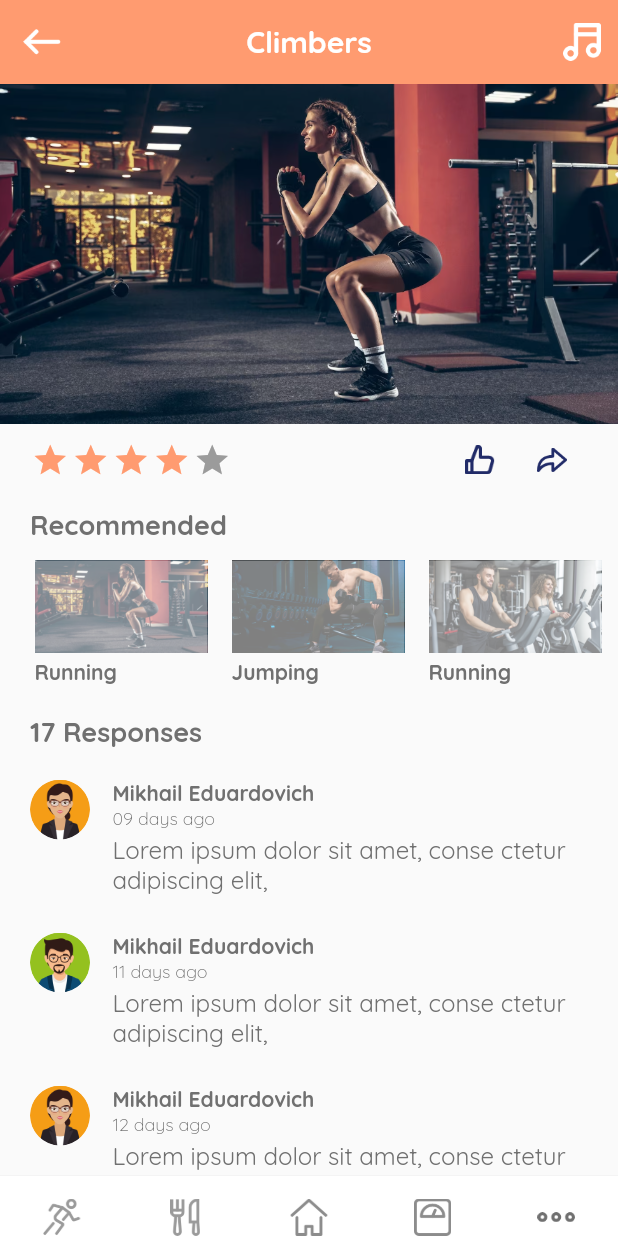
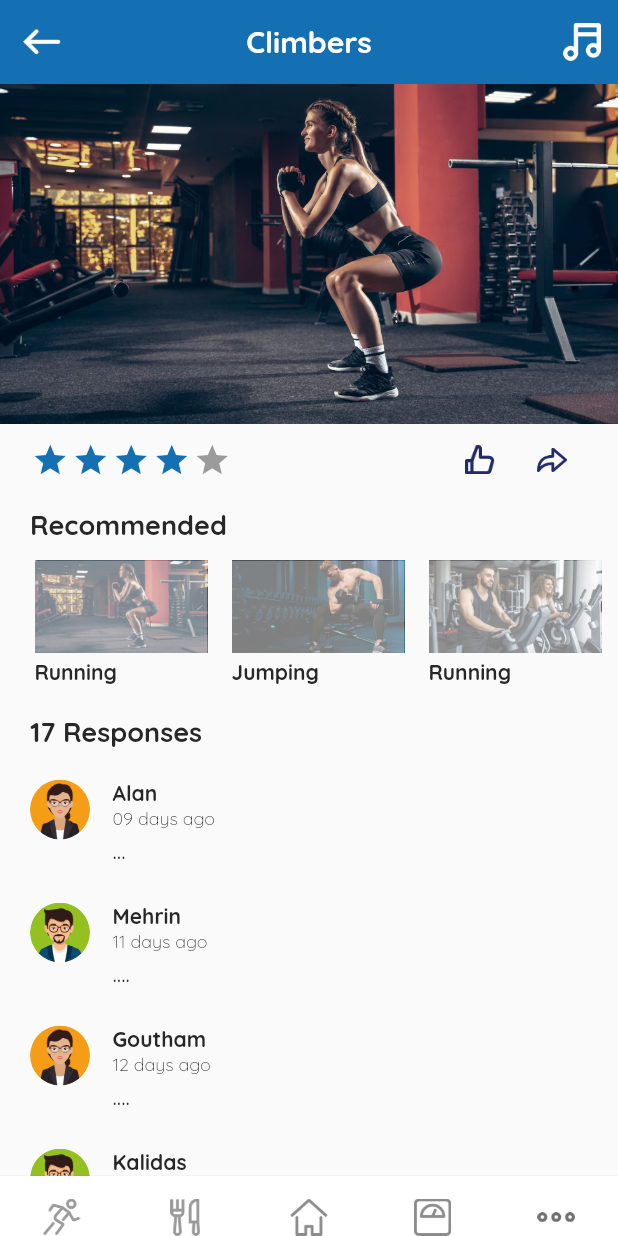
Before and after one commit to Kali-05/fit.ly, a Flutter app: the WorkoutDetailView screen opened directly, on a phone screen of 412 x 824 dp. Run offline on Flutter 3.47's test engine with Material 3 defaults, Android fonts, the phone set to English and light mode, and no system bars; drawn by our look-alikes of flutter_rating_bar; our stand-ins replace carousel_slider, cloud_firestore, dash_chat_2, firebase_auth, firebase_core, flutter_calendar_carousel and 3 more; accounts and stored records are empty.

Commit message:
alan changed  ui

```diff
--- /dev/null
+++ b/devtools_options.yaml
@@ -0,0 +1 @@
+extensions:
--- a/lib/common/color_extension.dart
+++ b/lib/common/color_extension.dart
@@ -2,14 +2,14 @@
 import 'package:flutter/material.dart';
 
 class TColor {
-  static  Color get primary => const Color(0xffFF9B70);
+  static  Color get primary => Color.fromARGB(255, 20, 112, 178);
 
   static Color get primaryText => const Color(0xff221E3A);
-  static Color get secondaryText => const Color(0xff707070);
-  static Color get green=> const Color(0xff77E517);
+  static Color get secondaryText => Color.fromARGB(255, 39, 39, 39);
+  static Color get green=> Color.fromARGB(255, 33, 64, 6);
 
   static Color get white => Colors.white;
-  static Color get gray => const Color(0xff8C8C8C);
-  static Color get divider => const Color(0xffE1E1E1);
+  static Color get gray => Color.fromARGB(255, 57, 57, 57);
+  static Color get divider => Color.fromARGB(255, 94, 94, 94);
 
 }
--- a/lib/view/tips/tips_details_view.dart
+++ b/lib/view/tips/tips_details_view.dart
@@ -77,8 +77,7 @@ class _TipsDetailViewState extends State<TipsDetailView> {
             Padding(
               padding: const EdgeInsets.symmetric(horizontal: 20),
               child: Text(
-                "Lore ipsum dolor sit amet, consectetur adipisicing elit, sed do eiusmod tempor incididunt ut labore et dolore magna aliqua.\n Ut enim ad minim veniam, quis nostrud exercitation ullamco laboris nisi ut aliquip ex ea commodo consequat. Duis aute irure dolor in reprehenderit in voluptate velit esse cillum dolore eu fugiat nulla pariatur. Excepteur sint occaecat cupidatat non proident, sunt in culpa qui officia deserunt mollit anim id est laborum.m ipsum dolor sit amet, consectetur adipiscing elit, sed do eiusmod tempor incididunt ut labore et dolore magna aliqua. Eget lorem dolor sed viverra ipsum nunc aliquet. Hendrerit ",
-                style: TextStyle(color: TColor.secondaryText, fontSize: 16),
+"text",                style: TextStyle(color: TColor.secondaryText, fontSize: 16),
               ),
             ),
             Padding(
@@ -94,8 +93,7 @@ class _TipsDetailViewState extends State<TipsDetailView> {
             Padding(
               padding: const EdgeInsets.symmetric(horizontal: 20),
               child: Text(
-                "Lore ipsum dolor sit amet, consectetur adipisicing elit, sed do eiusmod tempor incididunt ut labore et dolore magna aliqua.\n Ut enim ad minim veniam, quis nostrud exercitation ullamco laboris nisi ut aliquip ex ea commodo consequat. Duis aute irure dolor in reprehenderit in voluptate velit esse cillum dolore eu fugiat nulla pariatur. Excepteur sint occaecat cupidatat non proident, sunt in culpa qui officia deserunt mollit anim id est laborum.m ipsum dolor sit amet, consectetur adipiscing elit, sed do eiusmod tempor incididunt ut labore et dolore magna aliqua. Eget lorem dolor sed viverra ipsum nunc aliquet. Hendrerit ",
-                style: TextStyle(color: TColor.secondaryText, fontSize: 16),
+"text",                 style: TextStyle(color: TColor.secondaryText, fontSize: 16),
               ),
             ),
           ],
--- a/lib/view/workout/workout_detail_view.dart
+++ b/lib/view/workout/workout_detail_view.dart
@@ -26,25 +26,25 @@ class _WorkoutDetailViewState extends State<WorkoutDetailView> {
   ];
 
   List responseArr = [{
-    "name":"Mikhail Eduardovich",
+    "name":"Alan",
     "time":"09 days ago",
     "image":"assets/img/u2.png",
-    "message":"Lorem ipsum dolor sit amet, conse ctetur adipiscing elit,"
+    "message":"..."
   }, {
-    "name":"Mikhail Eduardovich",
+    "name":"Mehrin",
     "time":"11 days ago",
     "image":"assets/img/u1.png",
-    "message":"Lorem ipsum dolor sit amet, conse ctetur adipiscing elit,"
+    "message":"...."
   },{
-    "name":"Mikhail Eduardovich",
+    "name":"Goutham",
     "time":"12 days ago",
     "image":"assets/img/u2.png",
-    "message":"Lorem ipsum dolor sit amet, conse ctetur adipiscing elit,"
+    "message":"...."
   },{
-    "name":"Mikhail Eduardovich",
+    "name":"Kalidas",
     "time":"13 days ago",
     "image":"assets/img/u1.png",
-    "message":"Lorem ipsum dolor sit amet, conse ctetur adipiscing elit,"
+    "message":"...."
   }];
 
   @override
```
Also changed, not shown: 1 other file.
